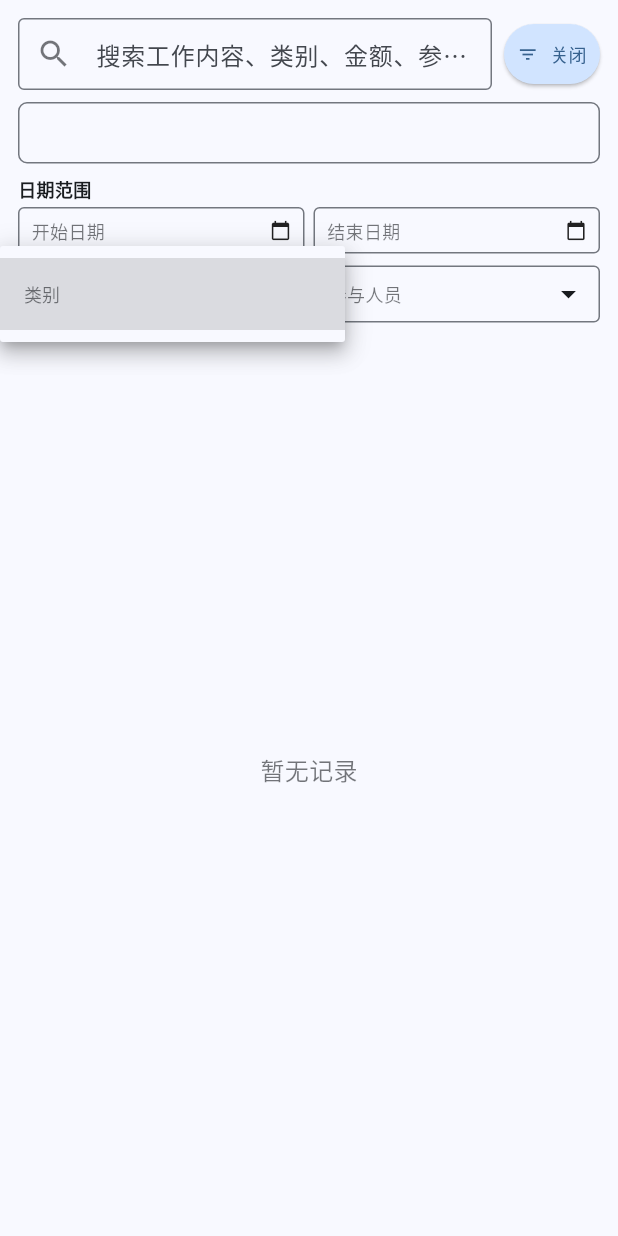
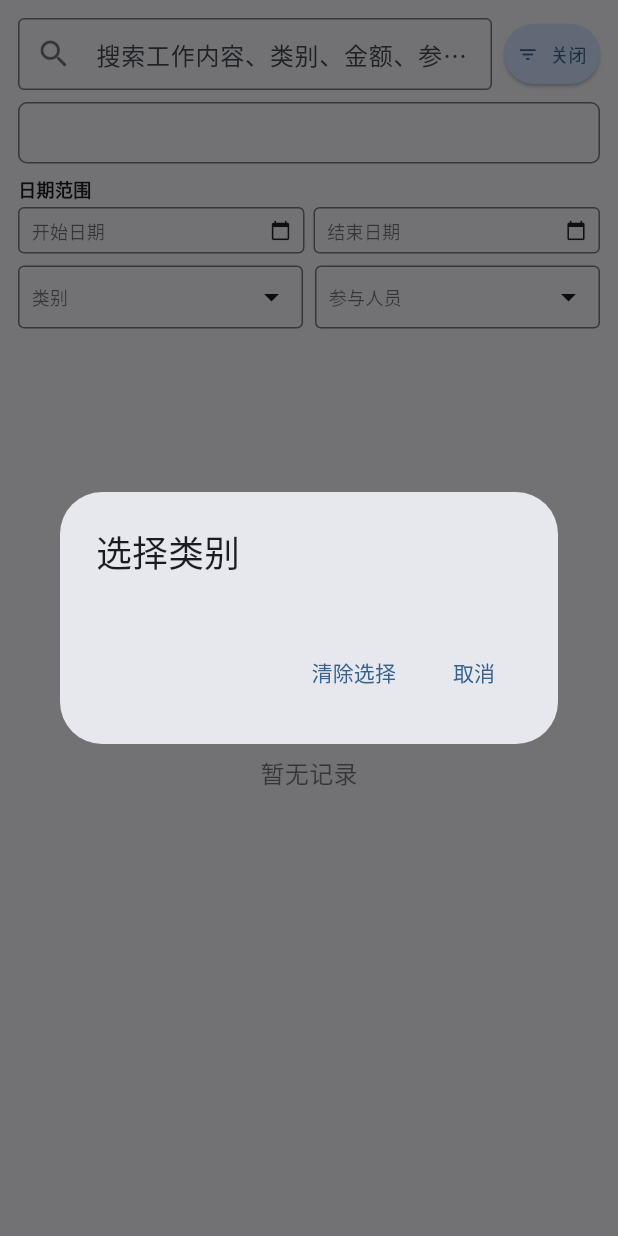
Before and after one commit to NeuroMatrix-Lab/tally, a Flutter app: the AccountCheckPage widget shown alone on an empty page, opened directly with empty values, after a tap on "筛选", after a tap on "类别", on a phone screen of 412 x 824 dp. Run offline on Flutter 3.47's test engine with Material 3 defaults, Android fonts, the phone set to English and light mode, and no system bars; our stand-ins replace image_picker, share_plus, shared_preferences, sqflite; missing offline and left inert: excel, mysql1; accounts and stored records are empty.

Commit message:
修复深色模式&修复查账界面选项框高度不统一

```diff
--- a/lib/main.dart
+++ b/lib/main.dart
@@ -31,7 +31,7 @@ class MyApp extends StatelessWidget {
   @override
   Widget build(BuildContext context) {
     return MaterialApp(
-      title: '记账软件',
+      title: 'Tally',
       debugShowCheckedModeBanner: false,
       theme: ThemeData(
         colorScheme: ColorScheme.fromSeed(
--- a/lib/pages/account_check_page.dart
+++ b/lib/pages/account_check_page.dart
@@ -435,40 +435,84 @@ class _AccountCheckPageState extends State<AccountCheckPage> {
     required String hintText,
     required Function(String?) onChanged,
   }) {
-    return DropdownButtonFormField<String>(
-      initialValue: value,
-      items: [
-        DropdownMenuItem(
-          value: null,
-          child: Text(
-            hintText,
-            style: TextStyle(
-              color: Theme.of(context).colorScheme.onSurface.withValues(alpha: 153 / 255),
-              fontSize: 12,
+    return GestureDetector(
+      onTap: () {
+        showDialog(
+          context: context,
+          builder: (context) => StatefulBuilder(
+            builder: (context, setDialogState) {
+              return AlertDialog(
+                title: Text('选择$hintText'),
+                content: SizedBox(
+                  width: double.maxFinite,
+                  child: ListView.builder(
+                    shrinkWrap: true,
+                    itemCount: options.length,
+                    itemBuilder: (context, index) {
+                      final option = options[index];
+                      final isSelected = value == option;
+
+                      return ListTile(
+                        title: Text(option),
+                        leading: isSelected
+                            ? Icon(Icons.check,
+                                color: Theme.of(context).colorScheme.primary)
+                            : null,
+                        onTap: () {
+                          Navigator.pop(context);
+                          onChanged(isSelected ? null : option);
+                        },
+                      );
+                    },
                   ),
                 ),
+                actions: [
+                  TextButton(
+                    onPressed: () {
+                      Navigator.pop(context);
+                      onChanged(null);
+                    },
+                    child: const Text('清除选择'),
                   ),
-        ...options.map(
-          (option) => DropdownMenuItem(
-            value: option,
-            child: Text(option, style: const TextStyle(fontSize: 12)),
+                  TextButton(
+                    onPressed: () => Navigator.pop(context),
+                    child: const Text('取消'),
+                  ),
+                ],
+              );
+            },
+          ),
+        );
+      },
+      child: Container(
+        padding: const EdgeInsets.symmetric(horizontal: 8, vertical: 8),
+        decoration: BoxDecoration(
+          border: Border.all(color: Theme.of(context).colorScheme.outline),
+          borderRadius: BorderRadius.circular(4),
+        ),
+        constraints: const BoxConstraints(minHeight: 36),
+        child: Row(
+          mainAxisAlignment: MainAxisAlignment.spaceBetween,
+          children: [
+            Expanded(
+              child: Text(
+                value ?? hintText,
+                style: TextStyle(
+                  fontSize: 12,
+                  color: value == null
+                      ? Theme.of(context).colorScheme.onSurface.withAlpha(153)
+                      : Theme.of(context).colorScheme.onSurface,
+                ),
+                overflow: TextOverflow.ellipsis,
               ),
             ),
+            Icon(
+              Icons.arrow_drop_down,
+              color: Theme.of(context).colorScheme.onSurface,
+            ),
           ],
-      onChanged: onChanged,
-      decoration: InputDecoration(
-        contentPadding: const EdgeInsets.symmetric(horizontal: 8, vertical: 6),
-        border: OutlineInputBorder(
-          borderSide: BorderSide(color: Theme.of(context).colorScheme.outline),
-          borderRadius: BorderRadius.circular(4),
         ),
-        enabledBorder: OutlineInputBorder(
-          borderSide: BorderSide(color: Theme.of(context).colorScheme.outline),
-          borderRadius: BorderRadius.circular(4),
       ),
-        isDense: true,
-      ),
-      style: const TextStyle(fontSize: 12),
     );
   }
 
@@ -558,21 +602,25 @@ class _AccountCheckPageState extends State<AccountCheckPage> {
         );
       },
       child: Container(
-        padding: const EdgeInsets.symmetric(horizontal: 8, vertical: 6),
+        padding: const EdgeInsets.symmetric(horizontal: 8, vertical: 8),
         decoration: BoxDecoration(
           border: Border.all(color: Theme.of(context).colorScheme.outline),
           borderRadius: BorderRadius.circular(4),
         ),
+        constraints: const BoxConstraints(minHeight: 36),
         child: Row(
           mainAxisAlignment: MainAxisAlignment.spaceBetween,
           children: [
-            Text(
+            Expanded(
+              child: Text(
                 displayText,
                 style: TextStyle(
                   fontSize: 12,
                   color: _selectedStaff.isEmpty
                       ? Theme.of(context).colorScheme.onSurface.withAlpha(153)
                       : Theme.of(context).colorScheme.onSurface,
+                ),
+                overflow: TextOverflow.ellipsis,
               ),
             ),
             Icon(
--- a/pubspec.yaml
+++ b/pubspec.yaml
@@ -34,7 +34,7 @@ dependencies:
   cupertino_icons: ^1.0.8
   shared_preferences: ^2.5.5
   intl: ^0.20.2
-  excel: ^5.0.0
+  excel: ^4.0.6
   path_provider: ^2.1.3
   share_plus: ^12.0.1
   http: ^1.6.0
@@ -97,7 +97,7 @@ flutter:
       fonts:
         - asset: assets/MiSansLatinVF.ttf
 msix_config:
- display_name: "tslly"
+ display_name: "tally"
  publisher_display_name: "殷灵涵Luminous"
  identity_name: "com.Luminous.tally"
  msix_version: "1.0.0.0"
```
Also changed, not shown: lib/pages/settings_page.dart (+9 -10 lines), pubspec.lock, 14 other files. Lines whose indentation alone changed are shown as unchanged.
